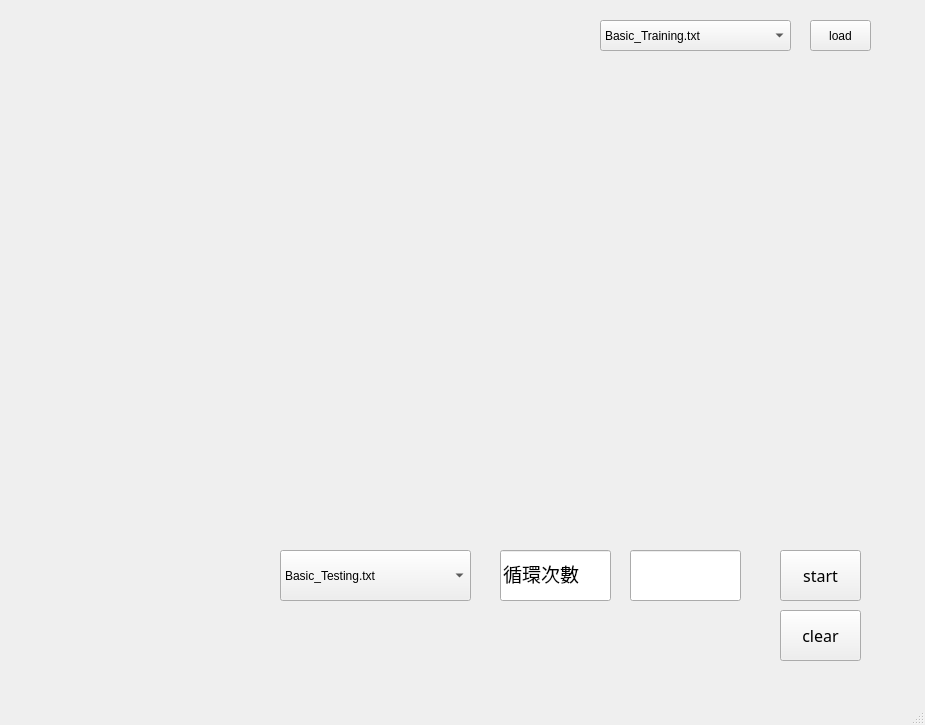
q1qip123/HW3, file 107522010_HW3/ui/Main_Window.ui: the form before one commit.
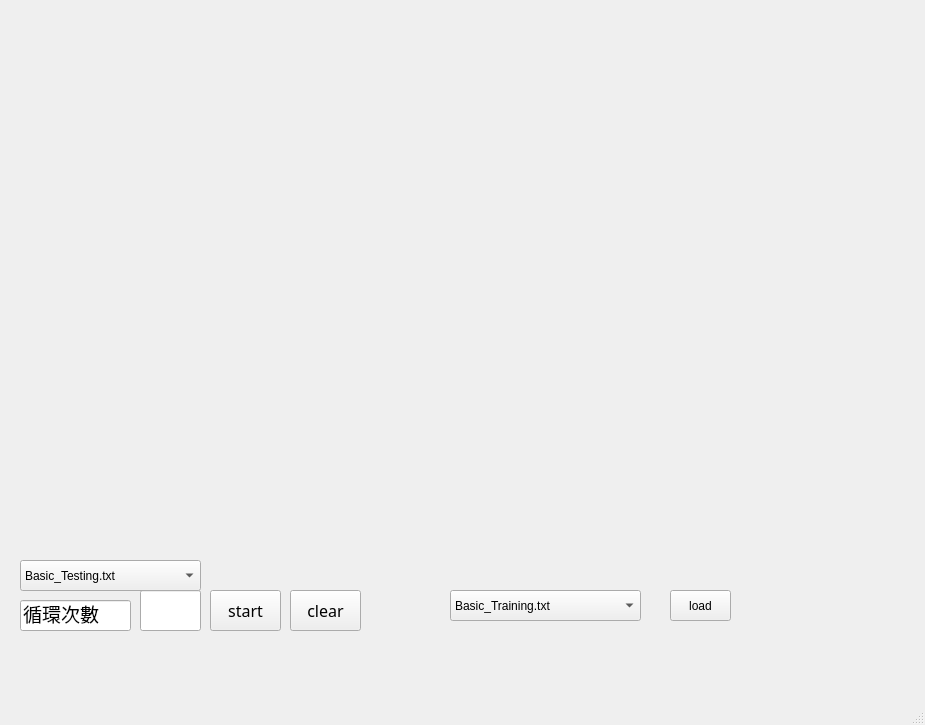
The form after the commit.

Patch:
```diff
--- a/107522010_HW3/ui/Main_Window.ui
+++ b/107522010_HW3/ui/Main_Window.ui
@@ -17,8 +17,8 @@
    <widget class="QPushButton" name="load">
     <property name="geometry">
      <rect>
-      <x>810</x>
-      <y>20</y>
+      <x>670</x>
+      <y>590</y>
       <width>61</width>
       <height>31</height>
      </rect>
@@ -30,10 +30,10 @@
    <widget class="QPushButton" name="start">
     <property name="geometry">
      <rect>
-      <x>780</x>
-      <y>550</y>
-      <width>81</width>
-      <height>51</height>
+      <x>210</x>
+      <y>590</y>
+      <width>71</width>
+      <height>41</height>
      </rect>
     </property>
     <property name="font">
@@ -49,10 +49,10 @@
    <widget class="QLineEdit" name="learn">
     <property name="geometry">
      <rect>
-      <x>630</x>
-      <y>550</y>
-      <width>111</width>
-      <height>51</height>
+      <x>140</x>
+      <y>590</y>
+      <width>61</width>
+      <height>41</height>
      </rect>
     </property>
     <property name="font">
@@ -65,10 +65,10 @@
    <widget class="QLineEdit" name="lineEdit">
     <property name="geometry">
      <rect>
-      <x>500</x>
-      <y>550</y>
+      <x>20</x>
+      <y>600</y>
       <width>111</width>
-      <height>51</height>
+      <height>31</height>
      </rect>
     </property>
     <property name="font">
@@ -90,8 +90,8 @@
    <widget class="QComboBox" name="menu">
     <property name="geometry">
      <rect>
-      <x>600</x>
-      <y>20</y>
+      <x>450</x>
+      <y>590</y>
       <width>191</width>
       <height>31</height>
      </rect>
@@ -115,8 +115,8 @@
      <rect>
       <x>20</x>
       <y>20</y>
-      <width>551</width>
-      <height>471</height>
+      <width>351</width>
+      <height>531</height>
      </rect>
     </property>
     <layout class="QVBoxLayout" name="ltest"/>
@@ -124,10 +124,10 @@
    <widget class="QPushButton" name="clear_layout">
     <property name="geometry">
      <rect>
-      <x>780</x>
-      <y>610</y>
-      <width>81</width>
-      <height>51</height>
+      <x>290</x>
+      <y>590</y>
+      <width>71</width>
+      <height>41</height>
      </rect>
     </property>
     <property name="font">
@@ -143,10 +143,10 @@
    <widget class="QWidget" name="verticalLayoutWidget_2">
     <property name="geometry">
      <rect>
-      <x>600</x>
-      <y>110</y>
-      <width>281</width>
-      <height>241</height>
+      <x>430</x>
+      <y>20</y>
+      <width>341</width>
+      <height>541</height>
      </rect>
     </property>
     <layout class="QVBoxLayout" name="test"/>
@@ -154,10 +154,10 @@
    <widget class="QComboBox" name="menu_2">
     <property name="geometry">
      <rect>
-      <x>280</x>
-      <y>550</y>
-      <width>191</width>
-      <height>51</height>
+      <x>20</x>
+      <y>560</y>
+      <width>181</width>
+      <height>31</height>
      </rect>
     </property>
     <property name="maxCount">
```
Left out of the diff: 2 changed lines with no effect on the pictures.
